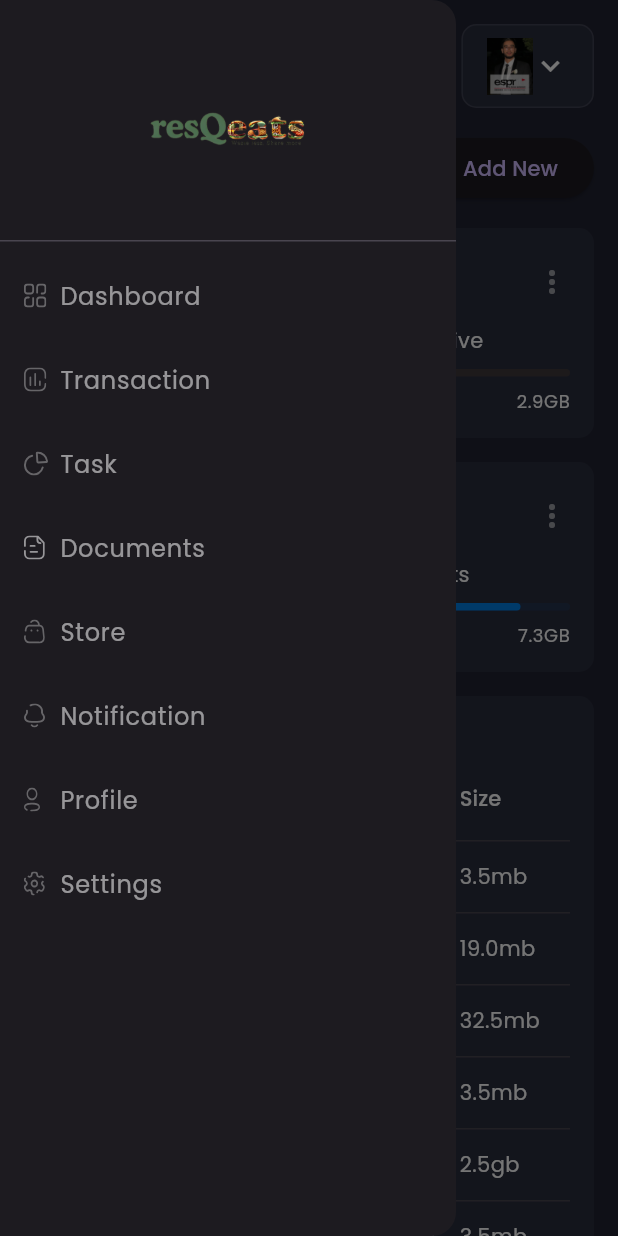
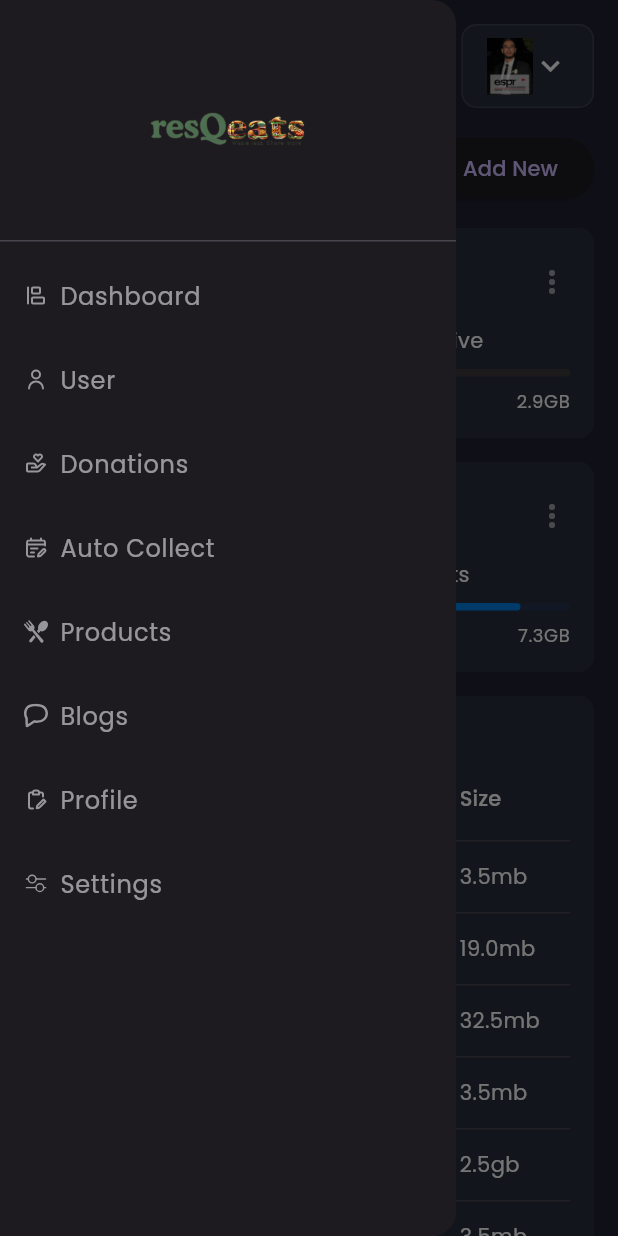
Before and after one commit to Saif-Yahyaoui/Flutter, a Flutter app: the screen it shows after launch, with the side drawer open, on a phone screen of 412 x 824 dp. Run offline on Flutter 3.47's test engine with Material 3 defaults, Android fonts, the phone set to English and light mode, and no system bars; our stand-ins replace fl_chart, flutter_svg, google_fonts.

Commit message:
Side Menu

```diff
--- a/lib/screens/main/components/side_menu.dart
+++ b/lib/screens/main/components/side_menu.dart
@@ -16,42 +16,42 @@ class SideMenu extends StatelessWidget {
           ),
           DrawerListTile(
             title: "Dashboard",
-            svgSrc: "assets/icons/menu_dashboard.svg",
+            svgSrc: "assets/icons/dashboard.svg",
             press: () {},
           ),
           DrawerListTile(
-            title: "Transaction",
-            svgSrc: "assets/icons/menu_tran.svg",
+            title: "User",
+            svgSrc: "assets/icons/user.svg",
             press: () {},
           ),
           DrawerListTile(
-            title: "Task",
-            svgSrc: "assets/icons/menu_task.svg",
+            title: "Donations",
+            svgSrc: "assets/icons/donation.svg",
             press: () {},
           ),
           DrawerListTile(
-            title: "Documents",
-            svgSrc: "assets/icons/menu_doc.svg",
+            title: "Auto Collect",
+            svgSrc: "assets/icons/autocollect.svg",
             press: () {},
           ),
           DrawerListTile(
-            title: "Store",
-            svgSrc: "assets/icons/menu_store.svg",
+            title: "Products",
+            svgSrc: "assets/icons/products.svg",
             press: () {},
           ),
           DrawerListTile(
-            title: "Notification",
-            svgSrc: "assets/icons/menu_notification.svg",
+            title: "Blogs",
+            svgSrc: "assets/icons/blogs.svg",
             press: () {},
           ),
           DrawerListTile(
             title: "Profile",
-            svgSrc: "assets/icons/menu_profile.svg",
+            svgSrc: "assets/icons/edit.svg",
             press: () {},
           ),
           DrawerListTile(
             title: "Settings",
-            svgSrc: "assets/icons/menu_setting.svg",
+            svgSrc: "assets/icons/settings.svg",
             press: () {},
           ),
         ],
```
Also changed, not shown: Side-menu.png (added), assets/icons/autocollect.svg (added), assets/icons/blogs.svg (added), assets/icons/dashboard.svg (added), assets/icons/donation.svg (added), assets/icons/edit.svg (added), assets/icons/products.svg (added), assets/icons/settings.svg (added), assets/icons/user.svg (added), assets/images/user.png, dashboard.png (added), ui.png (deleted), 1 other file.
